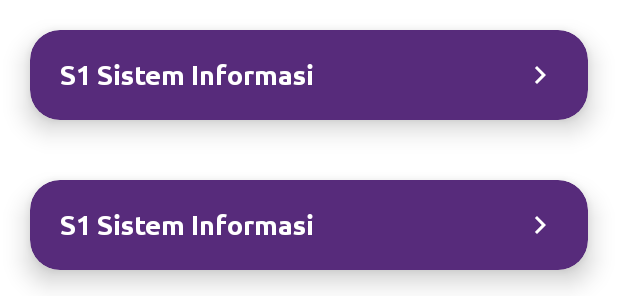
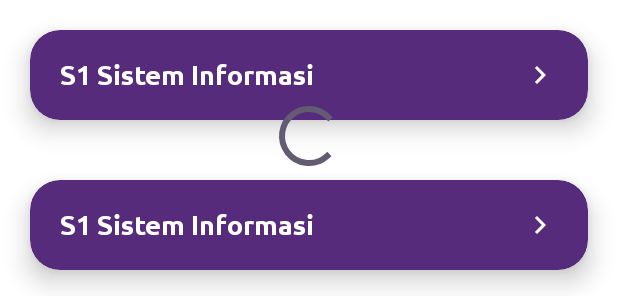
Before and after one commit to SiKarir/mobile-sikarir, an Android app: the layout activity_main.xml on its own in the app's theme, with its tools: preview values and no code run, on a phone screen of 412 x 824 dp. Shown: the part 482-778 px from the top of the screen. Run offline under Robolectric (Android 15) with nearby library versions, the phone set to English and light mode, and no system bars.

Commit message:
feat: add isLoading to main and catalog

```diff
--- a/app/src/main/java/com/c241ps294/sikarir/ui/catalog/career/CareerFragment.kt
+++ b/app/src/main/java/com/c241ps294/sikarir/ui/catalog/career/CareerFragment.kt
@@ -99,6 +99,10 @@ class CareerFragment : Fragment() {
                 recommendedCareerAdapter.submitList(latestQuiz.recommendation)
             }
         })
+
+        careerViewModel.isLoading.observe(viewLifecycleOwner) { isLoading ->
+            binding.progressBar.visibility = if (isLoading) View.VISIBLE else View.GONE
+        }
     }
 
     private fun setupSearch() {
--- a/app/src/main/java/com/c241ps294/sikarir/ui/catalog/major/MajorFragment.kt
+++ b/app/src/main/java/com/c241ps294/sikarir/ui/catalog/major/MajorFragment.kt
@@ -70,6 +70,10 @@ class MajorFragment : Fragment() {
             majorListAdapter.submitNonPaginatedList(it)
             binding.progressBar.visibility = View.GONE
         })
+
+        majorViewModel.isLoading.observe(viewLifecycleOwner) { isLoading ->
+            binding.progressBar.visibility = if (isLoading) View.VISIBLE else View.GONE
+        }
     }
 
     private fun setupSearch() {
--- a/app/src/main/java/com/c241ps294/sikarir/ui/catalog/viewmodel/MajorViewModel.kt
+++ b/app/src/main/java/com/c241ps294/sikarir/ui/catalog/viewmodel/MajorViewModel.kt
@@ -19,9 +19,14 @@ class MajorViewModel(private val majorRepository: MajorRepository) : ViewModel()
     private val _searchResults = MutableLiveData<List<ListMajorItem>>()
     val searchResults: LiveData<List<ListMajorItem>> get() = _searchResults
 
+    private val _isLoading = MutableLiveData<Boolean>()
+    val isLoading: LiveData<Boolean> = _isLoading
+
     fun searchMajors(query: String) {
         viewModelScope.launch {
+            _isLoading.value = true
             _searchResults.value = majorRepository.searchMajors(query).value
+            _isLoading.value = false
         }
     }
 }
--- a/app/src/main/java/com/c241ps294/sikarir/ui/home/MainActivity.kt
+++ b/app/src/main/java/com/c241ps294/sikarir/ui/home/MainActivity.kt
@@ -3,6 +3,7 @@ package com.c241ps294.sikarir.ui.home
 import android.app.ActivityOptions
 import android.content.Intent
 import android.os.Bundle
+import android.view.View
 import android.widget.ViewSwitcher
 import androidx.activity.viewModels
 import androidx.appcompat.app.AppCompatActivity
@@ -80,7 +81,9 @@ class MainActivity : AppCompatActivity() {
             }
         }
 
-
+        mainViewModel.isLoading.observe(this) { isLoading ->
+            binding.progressBar.visibility = if (isLoading) View.VISIBLE else View.GONE
+        }
 
         bottomNavigationView = binding.bottomNavigation
         bottomNavigationView.selectedItemId = R.id.home_page
--- a/app/src/main/res/layout/activity_main.xml
+++ b/app/src/main/res/layout/activity_main.xml
@@ -203,4 +203,16 @@
         app:layout_constraintStart_toStartOf="parent"
         app:menu="@menu/menu_navigation" />
 
+    <ProgressBar
+        android:id="@+id/progress_bar"
+        android:layout_width="wrap_content"
+        android:layout_height="wrap_content"
+        android:layout_gravity="center"
+        android:visibility="gone"
+        app:layout_constraintBottom_toBottomOf="@+id/bottomNavigation"
+        app:layout_constraintEnd_toEndOf="parent"
+        app:layout_constraintStart_toStartOf="parent"
+        app:layout_constraintTop_toTopOf="parent"
+        tools:visibility="visible" />
+
 </androidx.constraintlayout.widget.ConstraintLayout>
```
Also changed, not shown: app/src/main/java/com/c241ps294/sikarir/ui/catalog/viewmodel/CareerViewModel.kt (+8 -0 lines), app/src/main/java/com/c241ps294/sikarir/ui/home/viewmodel/MainViewModel.kt (+7 -0 lines).
